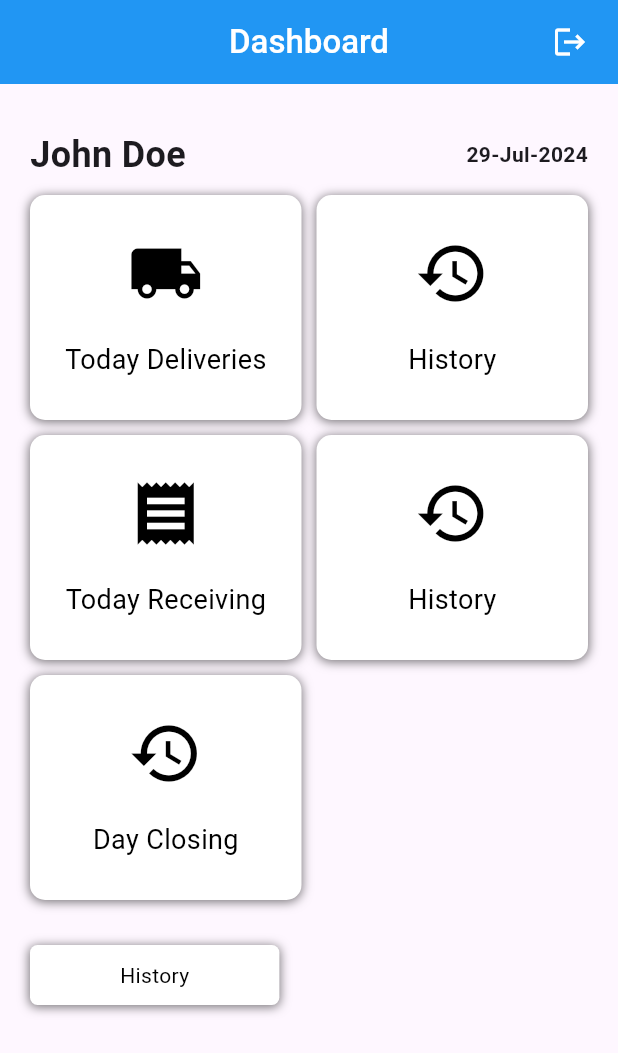
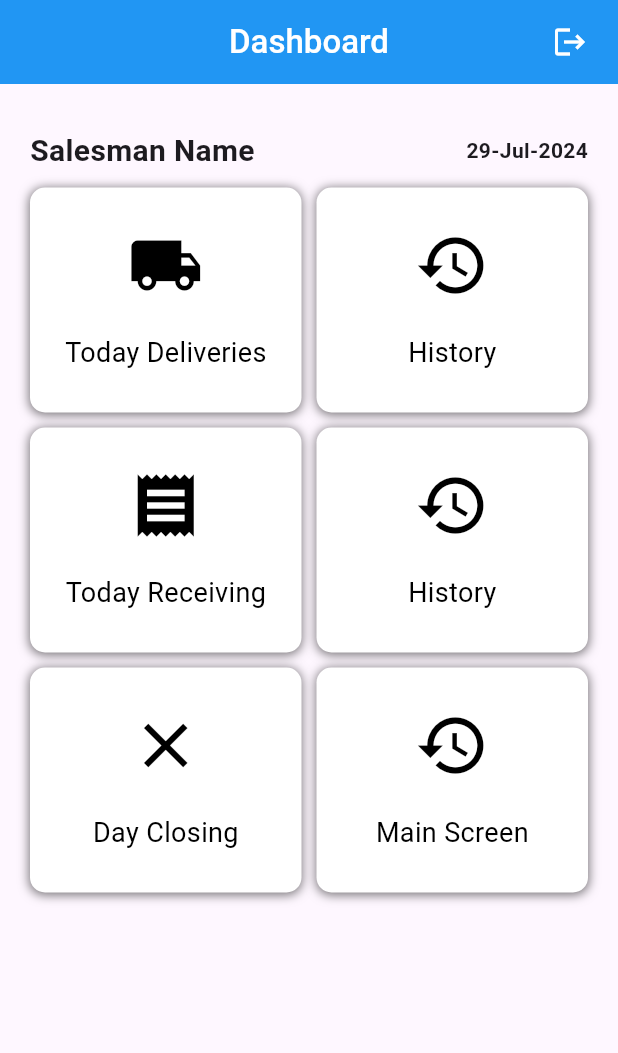
Before and after one commit to samiejaz/ak-enterprises-app, a Flutter app: the screen it shows after launch, on a phone screen of 412 x 824 dp. Shown: the top 1053 px of the screen. Run offline on Flutter 3.47's test engine with Material 3 defaults, Android fonts, the light colour scheme and no system bars; our stand-ins replace image_picker.

Commit message:
Added Datatables

```diff
--- a/lib/screens/dash_board_screen.dart
+++ b/lib/screens/dash_board_screen.dart
@@ -33,8 +33,13 @@ class _DashBoardScreenState extends State<DashBoardScreen> {
     },
     {
       "title": "Day Closing",
+      "icon": Icons.close,
+      "routeUrl": "/dayclosing",
+    },
+    {
+      "title": "Main Screen",
       "icon": Icons.history,
-      "routeUrl": "/dayclosing",
+      "routeUrl": "/history",
     },
   ];
 
@@ -171,9 +176,9 @@ class _DashBoardScreenState extends State<DashBoardScreen> {
                   mainAxisAlignment: MainAxisAlignment.spaceBetween,
                   children: [
                     const Text(
-                      "John Doe",
+                      "Salesman Name",
                       style:
-                          TextStyle(fontSize: 24, fontWeight: FontWeight.bold),
+                          TextStyle(fontSize: 20, fontWeight: FontWeight.bold),
                     ),
                     Text(
                       formatDateToDDMMYYYY(DateTime.now()),
@@ -204,31 +209,31 @@ class _DashBoardScreenState extends State<DashBoardScreen> {
                 ),
                 // Addtional Links
 
-                GestureDetector(
-                  onTap: () {
-                    Navigator.of(context).pushNamed("/history");
-                  },
-                  child: Container(
-                    margin: const EdgeInsets.all(0),
-                    decoration: BoxDecoration(
-                        boxShadow: const [
-                          BoxShadow(
-                              color: Colors.black54,
-                              blurRadius: 5,
-                              offset: Offset(0, 1),
-                              spreadRadius: 0.1,
-                              blurStyle: BlurStyle.normal),
-                        ],
-                        color: Colors.white,
-                        borderRadius: BorderRadiusDirectional.circular(5)),
-                    padding: const EdgeInsets.symmetric(
-                        horizontal: 60, vertical: 10),
-                    child: const Text(
-                      "History",
-                      style: TextStyle(color: Colors.black),
-                    ),
-                  ),
-                )
+                // GestureDetector(
+                //   onTap: () {
+                //     Navigator.of(context).pushNamed("/history");
+                //   },
+                //   child: Container(
+                //     margin: const EdgeInsets.all(0),
+                //     decoration: BoxDecoration(
+                //         boxShadow: const [
+                //           BoxShadow(
+                //               color: Colors.black54,
+                //               blurRadius: 5,
+                //               offset: Offset(0, 1),
+                //               spreadRadius: 0.1,
+                //               blurStyle: BlurStyle.normal),
+                //         ],
+                //         color: Colors.white,
+                //         borderRadius: BorderRadiusDirectional.circular(5)),
+                //     padding: const EdgeInsets.symmetric(
+                //         horizontal: 60, vertical: 10),
+                //     child: const Text(
+                //       "History",
+                //       style: TextStyle(color: Colors.black),
+                //     ),
+                //   ),
+                // )
               ],
             )),
       ),
--- a/lib/screens/deliveries_history_screen.dart
+++ b/lib/screens/deliveries_history_screen.dart
@@ -189,13 +189,13 @@ class _DeliveriesHistoryScreenState extends State<DeliveriesHistoryScreen> {
                                     },
                                   ),
                                   columns: const [
+                                    DataColumn(
+                                        label: Center(child: Text("Actions"))),
                                     DataColumn(label: Text("Sr")),
                                     DataColumn(label: Text("Customer Name")),
                                     DataColumn(label: Text("Inv #")),
                                     DataColumn(label: Text("Amount")),
                                     DataColumn(label: Text("Status")),
-                                    DataColumn(
-                                        label: Center(child: Text("Actions"))),
                                   ],
                                   rows: [
                                     DataRow(
@@ -224,6 +224,7 @@ class _DeliveriesHistoryScreenState extends State<DeliveriesHistoryScreen> {
                                           },
                                         ),
                                         cells: [
+                                          DataCell(getActions(delivery)),
                                           DataCell(
                                               Text((index + 1).toString())),
                                           DataCell(Text(delivery.customerName)),
@@ -231,7 +232,6 @@ class _DeliveriesHistoryScreenState extends State<DeliveriesHistoryScreen> {
                                           DataCell(
                                               Text(delivery.amount.toString())),
                                           DataCell(Text(delivery.status)),
-                                          DataCell(getActions(delivery)),
                                         ],
                                       );
                                     }),
--- a/lib/screens/deliveries_screen.dart
+++ b/lib/screens/deliveries_screen.dart
@@ -142,6 +142,8 @@ class _DeliveriesScreenState extends State<DeliveriesScreen> {
                                     },
                                   ),
                                   columns: const [
+                                    DataColumn(
+                                        label: Center(child: Text("Actions"))),
                                     DataColumn(label: Text("Sr")),
                                     DataColumn(label: Text("Customer Name")),
                                     DataColumn(label: Text("Inv #")),
@@ -149,8 +151,6 @@ class _DeliveriesScreenState extends State<DeliveriesScreen> {
                                       label: Text("Amount"),
                                     ),
                                     DataColumn(label: Text("Status")),
-                                    DataColumn(
-                                        label: Center(child: Text("Actions")))
                                   ],
                                   rows: [
                                     ...snapshot.data!
@@ -167,6 +167,7 @@ class _DeliveriesScreenState extends State<DeliveriesScreen> {
                                             },
                                           ),
                                           cells: [
+                                            DataCell(getActions(delivery)),
                                             DataCell(
                                                 Text((index + 1).toString())),
                                             DataCell(
@@ -175,7 +176,6 @@ class _DeliveriesScreenState extends State<DeliveriesScreen> {
                                             DataCell(Text(
                                                 delivery.amount.toString())),
                                             DataCell(Text(delivery.status)),
-                                            DataCell(getActions(delivery)),
                                           ]);
                                     }),
                                     DataRow(
--- a/lib/screens/receivings_history_screen.dart
+++ b/lib/screens/receivings_history_screen.dart
@@ -189,13 +189,13 @@ class _ReceivingsHistoryScreenState extends State<ReceivingsHistoryScreen> {
                                     },
                                   ),
                                   columns: const [
+                                    DataColumn(
+                                        label: Center(child: Text("Actions"))),
                                     DataColumn(label: Text("Sr")),
                                     DataColumn(label: Text("Customer Name")),
                                     DataColumn(label: Text("Inv #")),
                                     DataColumn(label: Text("Amount")),
                                     DataColumn(label: Text("Status")),
-                                    DataColumn(
-                                        label: Center(child: Text("Actions"))),
                                   ],
                                   rows: [
                                     DataRow(
@@ -228,6 +228,7 @@ class _ReceivingsHistoryScreenState extends State<ReceivingsHistoryScreen> {
                                           },
                                         ),
                                         cells: [
+                                          DataCell(getActions(delivery)),
                                           DataCell(
                                               Text((index + 1).toString())),
                                           DataCell(Text(delivery.customerName)),
@@ -235,7 +236,6 @@ class _ReceivingsHistoryScreenState extends State<ReceivingsHistoryScreen> {
                                           DataCell(
                                               Text(delivery.amount.toString())),
                                           DataCell(Text(delivery.status)),
-                                          DataCell(getActions(delivery)),
                                         ],
                                       );
                                     }),
--- a/lib/utils/constants.dart
+++ b/lib/utils/constants.dart
@@ -13,7 +13,7 @@ class Constants {
 }
 
 class APIConstants {
-  static const String baseUrl = 'https://f130-110-39-141-170.ngrok-free.app';
+  static const String baseUrl = 'https://e732-110-39-141-170.ngrok-free.app';
 }
 
 class SecureStorageKeys {
```
Also changed, not shown: lib/screens/day_closing_screen.dart (+18 -0 lines), 2 other files.
